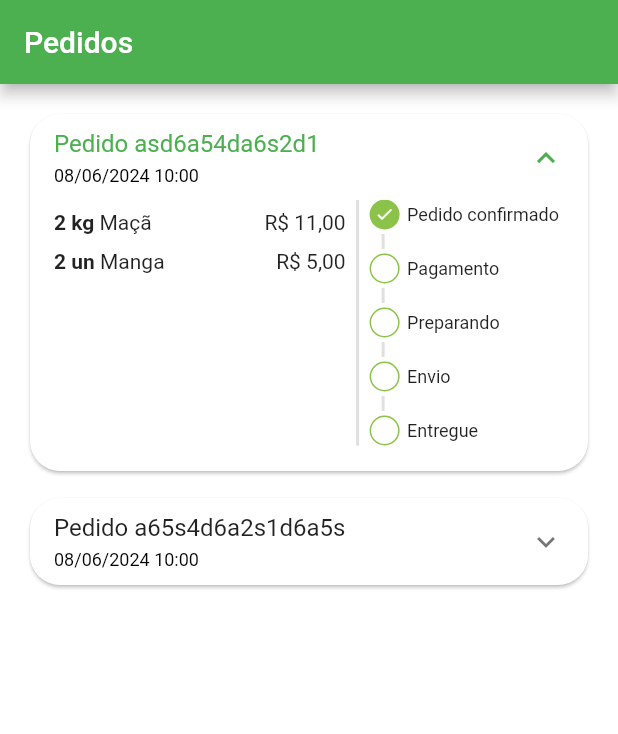
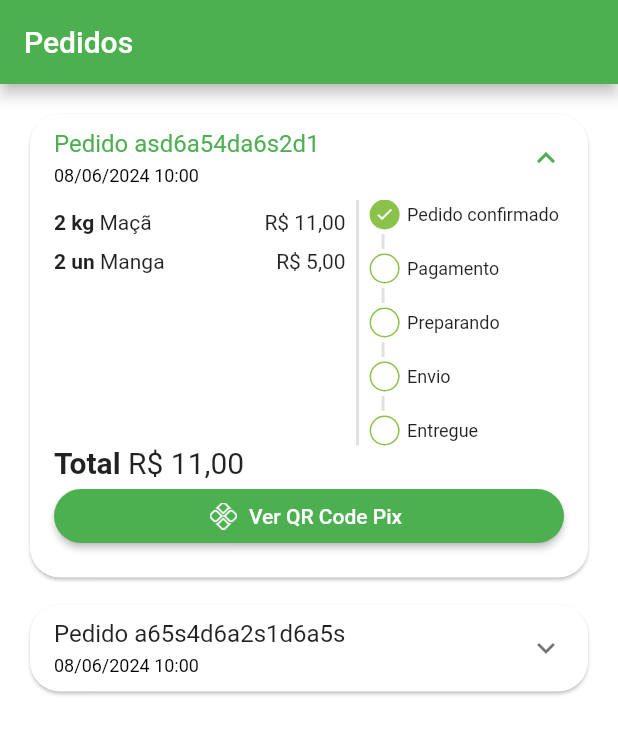
Before and after one commit to douglasgmsantos/udemy-quitanda, a Flutter app: the OrdersTab screen opened directly, on a phone screen of 412 x 824 dp. Shown: the top 734 px of the screen. Run offline on Flutter 3.47's test engine with Material 2 defaults, Android fonts, the phone set to English and light mode, and no system bars; our stand-ins replace animated_text_kit, mask_text_input_formatter.

Commit message:
FEAT: adicionando componente de total do pedido e ver QR code

```diff
--- a/lib/src/pages/orders/components/order_tile.dart
+++ b/lib/src/pages/orders/components/order_tile.dart
@@ -33,6 +33,7 @@ class OrderTile extends StatelessWidget {
             ],
           ),
           childrenPadding: const EdgeInsets.fromLTRB(16, 0, 16, 16),
+          expandedCrossAxisAlignment: CrossAxisAlignment.stretch,
           children: [
             IntrinsicHeight(
               child: Row(
@@ -66,9 +67,32 @@ class OrderTile extends StatelessWidget {
                       status: order.status,
                       isOverdue: order.overdueDateTime.isBefore(DateTime.now()),
                     ),
-                  )
+                  ),
                 ],
               ),
+            ),
+
+            //Total
+            Text.rich(TextSpan(style: const TextStyle(fontSize: 20), children: [
+              const TextSpan(
+                  text: "Total ",
+                  style: TextStyle(fontWeight: FontWeight.bold)),
+              TextSpan(text: utilsServices.priceToCurrency(order.total))
+            ])),
+
+            //Botão de pagamento
+            Visibility(
+              visible: order.status == 'pending_payment',
+              child: ElevatedButton.icon(
+                  style: ElevatedButton.styleFrom(
+                      shape: RoundedRectangleBorder(
+                          borderRadius: BorderRadius.circular(20))),
+                  onPressed: () {},
+                  icon: Image.asset(
+                    'assets/app_images/pix.png',
+                    height: 18,
+                  ),
+                  label: const Text("Ver QR Code Pix")),
             )
           ],
         ),
--- a/pubspec.yaml
+++ b/pubspec.yaml
@@ -22,3 +22,4 @@ flutter:
   uses-material-design: true
   assets:
     - assets/fruits/
+    - assets/app_images/
```
Also changed, not shown: assets/app_images/pix.png (added).
